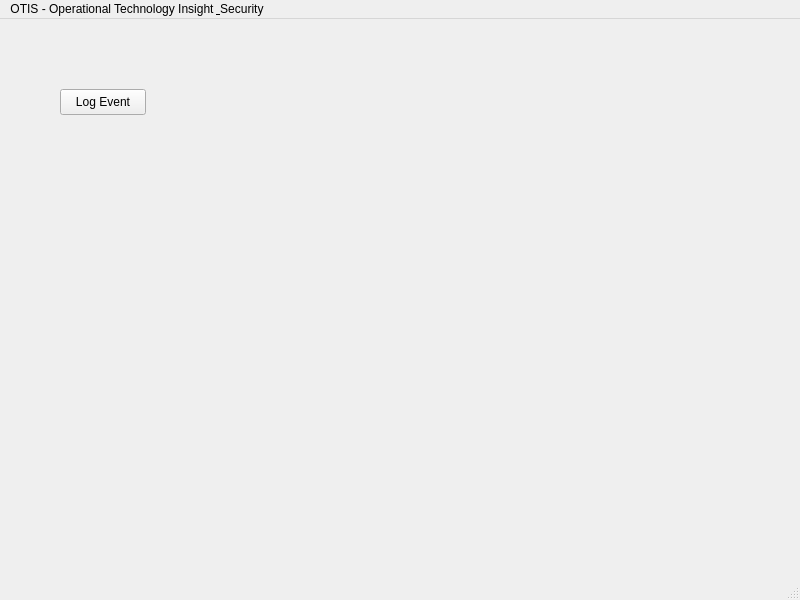
Above: mainwindow.ui from josschi95/OTIS before the change. Below: the same form after it.
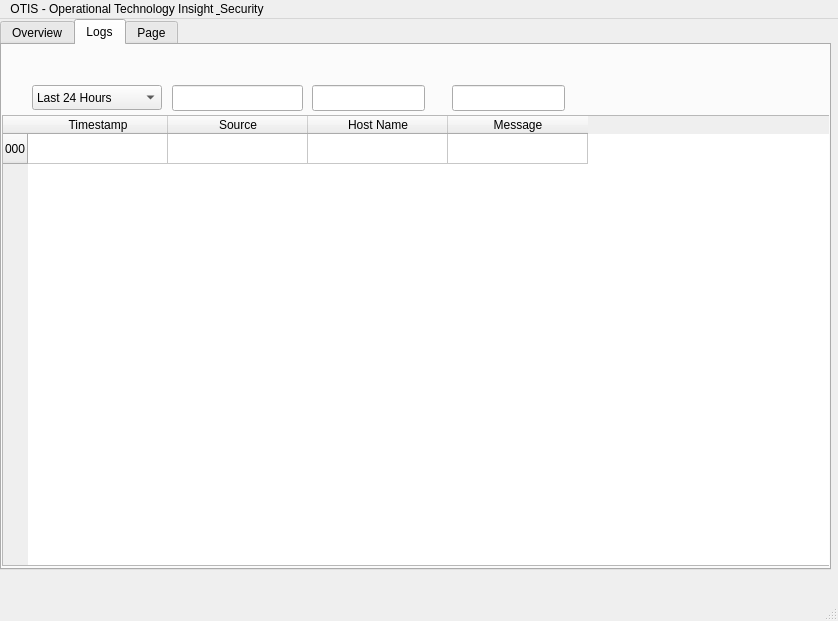
That is the form after the change.

Commit message: Added custom filter header for log table

```diff
--- a/mainwindow.ui
+++ b/mainwindow.ui
@@ -6,26 +6,173 @@
    <rect>
     <x>0</x>
     <y>0</y>
-    <width>800</width>
-    <height>600</height>
+    <width>838</width>
+    <height>621</height>
    </rect>
   </property>
   <property name="windowTitle">
    <string>MainWindow</string>
   </property>
   <widget class="QWidget" name="centralwidget">
-   <widget class="QPushButton" name="TEST_Log_Event">
+   <widget class="QTabWidget" name="tabWidget">
     <property name="geometry">
      <rect>
-      <x>60</x>
-      <y>70</y>
-      <width>86</width>
-      <height>26</height>
+      <x>0</x>
+      <y>0</y>
+      <width>831</width>
+      <height>551</height>
      </rect>
     </property>
-    <property name="text">
-     <string>Log Event</string>
+    <property name="currentIndex">
+     <number>1</number>
     </property>
+    <widget class="QWidget" name="overview">
+     <attribute name="title">
+      <string>Overview</string>
+     </attribute>
+     <widget class="QPushButton" name="testWindowButton">
+      <property name="geometry">
+       <rect>
+        <x>700</x>
+        <y>10</y>
+        <width>86</width>
+        <height>26</height>
+       </rect>
+      </property>
+      <property name="text">
+       <string>TEST</string>
+      </property>
+     </widget>
+    </widget>
+    <widget class="QWidget" name="logs">
+     <attribute name="title">
+      <string>Logs</string>
+     </attribute>
+     <widget class="QTableWidget" name="logTable">
+      <property name="geometry">
+       <rect>
+        <x>0</x>
+        <y>70</y>
+        <width>831</width>
+        <height>451</height>
+       </rect>
+      </property>
+      <property name="verticalScrollBarPolicy">
+       <enum>Qt::ScrollBarPolicy::ScrollBarAsNeeded</enum>
+      </property>
+      <property name="sortingEnabled">
+       <bool>true</bool>
+      </property>
+      <attribute name="horizontalHeaderDefaultSectionSize">
+       <number>140</number>
+      </attribute>
+      <row>
+       <property name="text">
+        <string>000</string>
+       </property>
+      </row>
+      <column>
+       <property name="text">
+        <string>Timestamp</string>
+       </property>
+      </column>
+      <column>
+       <property name="text">
+        <string>Source</string>
+       </property>
+      </column>
+      <column>
+       <property name="text">
+        <string>Host Name</string>
+       </property>
+      </column>
+      <column>
+       <property name="text">
+        <string>Message</string>
+       </property>
+      </column>
+     </widget>
+     <widget class="QLineEdit" name="lineEdit">
+      <property name="geometry">
+       <rect>
+        <x>170</x>
+        <y>40</y>
+        <width>131</width>
+        <height>26</height>
+       </rect>
+      </property>
+     </widget>
+     <widget class="QComboBox" name="comboBox">
+      <property name="geometry">
+       <rect>
+        <x>30</x>
+        <y>40</y>
+        <width>130</width>
+        <height>25</height>
+       </rect>
+      </property>
+      <item>
+       <property name="text">
+        <string>Last 24 Hours</string>
+       </property>
+      </item>
+      <item>
+       <property name="text">
+        <string>All Time</string>
+       </property>
+      </item>
+      <item>
+       <property name="text">
+        <string>Last Hour</string>
+       </property>
+      </item>
+      <item>
+       <property name="text">
+        <string>Last 7 Days</string>
+       </property>
+      </item>
+      <item>
+       <property name="text">
+        <string>Custom...</string>
+       </property>
+      </item>
+     </widget>
+     <widget class="QLineEdit" name="lineEdit_2">
+      <property name="geometry">
+       <rect>
+        <x>310</x>
+        <y>40</y>
+        <width>113</width>
+        <height>26</height>
+       </rect>
+      </property>
+     </widget>
+     <widget class="QLineEdit" name="lineEdit_3">
+      <property name="geometry">
+       <rect>
+        <x>450</x>
+        <y>40</y>
+        <width>113</width>
+        <height>26</height>
+       </rect>
+      </property>
+     </widget>
+    </widget>
+    <widget class="QWidget" name="testTab">
+     <attribute name="title">
+      <string>Page</string>
+     </attribute>
+     <widget class="QTableView" name="tableView">
+      <property name="geometry">
+       <rect>
+        <x>0</x>
+        <y>70</y>
+        <width>831</width>
+        <height>451</height>
+       </rect>
+      </property>
+     </widget>
+    </widget>
    </widget>
   </widget>
   <widget class="QMenuBar" name="menubar">
@@ -33,7 +180,7 @@
     <rect>
      <x>0</x>
      <y>0</y>
-     <width>800</width>
+     <width>838</width>
      <height>23</height>
     </rect>
    </property>
```
The commit also changes 20 other files.
